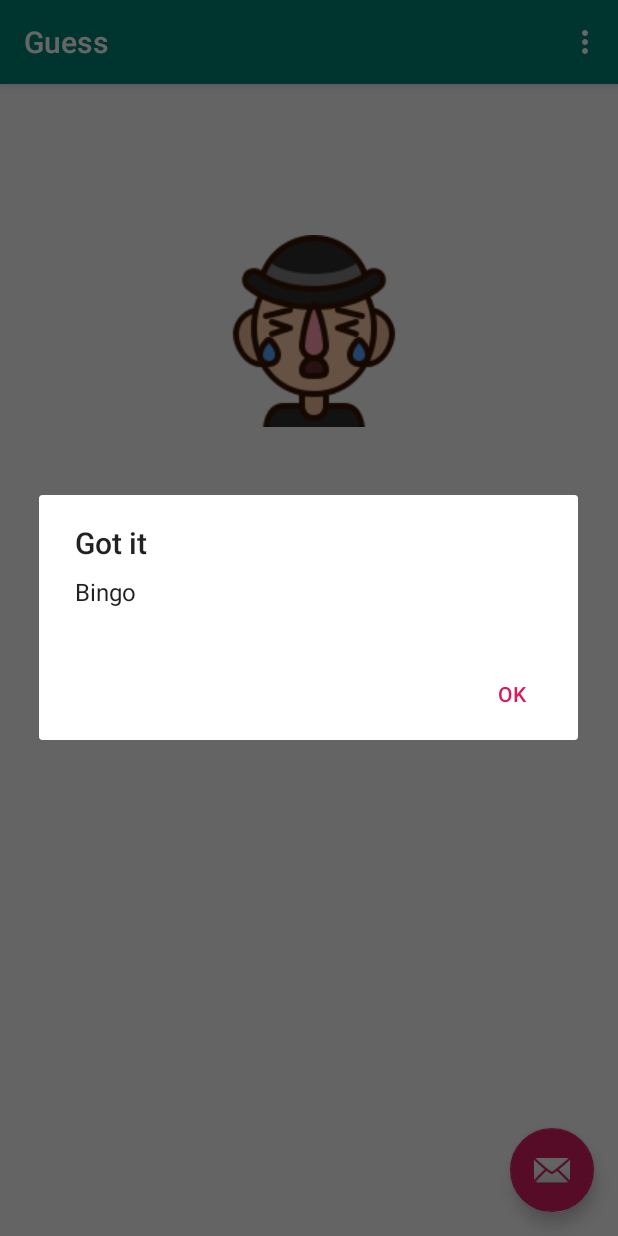
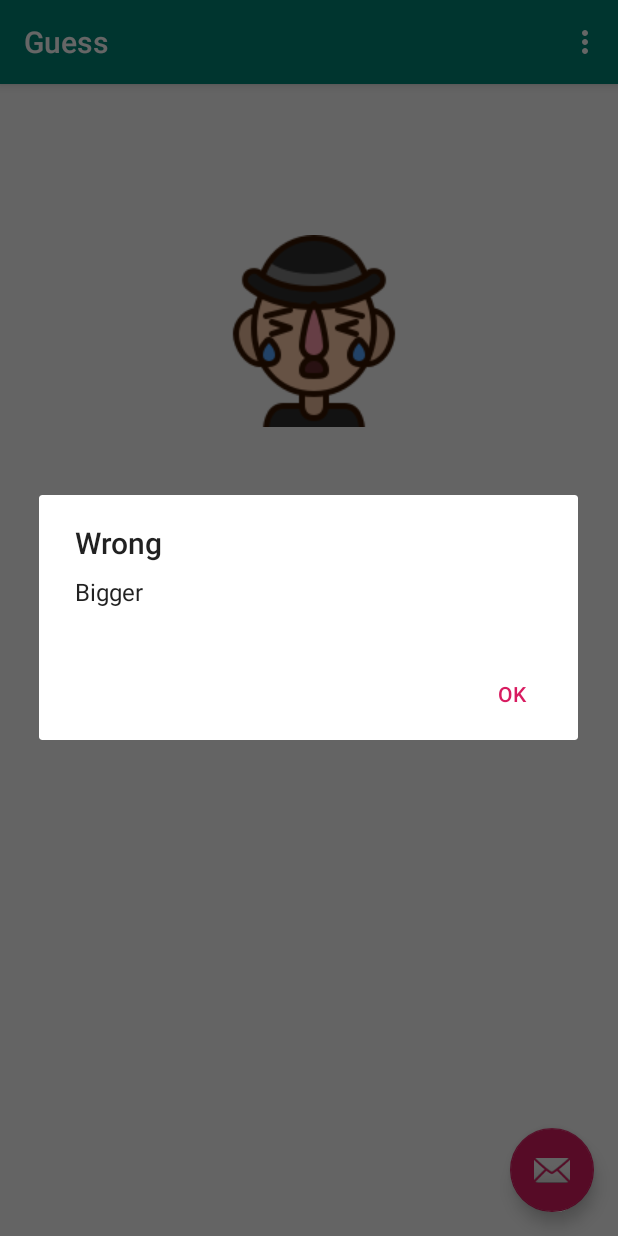
Before and after one commit to harry1126/Guess, an Android app: the screen it shows after launch (MainActivity), after a tap on "BUTTON", on a phone screen of 412 x 824 dp. Run offline under Robolectric (Android 15) with nearby library versions, the phone set to English and light mode, and no system bars; 1 statement that could not run was skipped.

Commit message:
2019/10/31 third commit

```diff
--- a/app/src/main/java/com/tom/guess/MainActivity.java
+++ b/app/src/main/java/com/tom/guess/MainActivity.java
@@ -61,7 +61,7 @@ public class MainActivity extends AppCompatActivity {
                  public void onClick(DialogInterface dialog, int which) {
                      reset();
                  }
-             };
+                };
                 counter++;
                 edcounter.setText(counter+"");
                 num = Integer.parseInt(guess.getText().toString());
@@ -82,17 +82,21 @@ public class MainActivity extends AppCompatActivity {
                     result.setImageResource(R.drawable.upset);
                     result.setVisibility(view.VISIBLE);
                     new  AlertDialog.Builder(MainActivity.this)
-                            .setTitle("Got it")
-                            .setMessage("Bingo")
-                            .setPositiveButton("Ok",listener)
+                            .setTitle("Wrong")
+                            .setMessage("Bigger")
+                            .setPositiveButton("Ok",null)
                             .show();
-                    listener = null;
                 }else if (secret < num){
                     information.setText("smaller !");
                     //Toast.makeText(MainActivity.this,"smaller",Toast.LENGTH_LONG).show();
                     result.setImageResource(R.drawable.upset);
                     result.setVisibility(view.VISIBLE);
-                    listener = null;
+                    new  AlertDialog.Builder(MainActivity.this)
+                            .setTitle("Wrong")
+                            .setMessage("smaller")
+                            .setPositiveButton("Ok",null)
+                            .show();
+
                 }
     }
 
```
